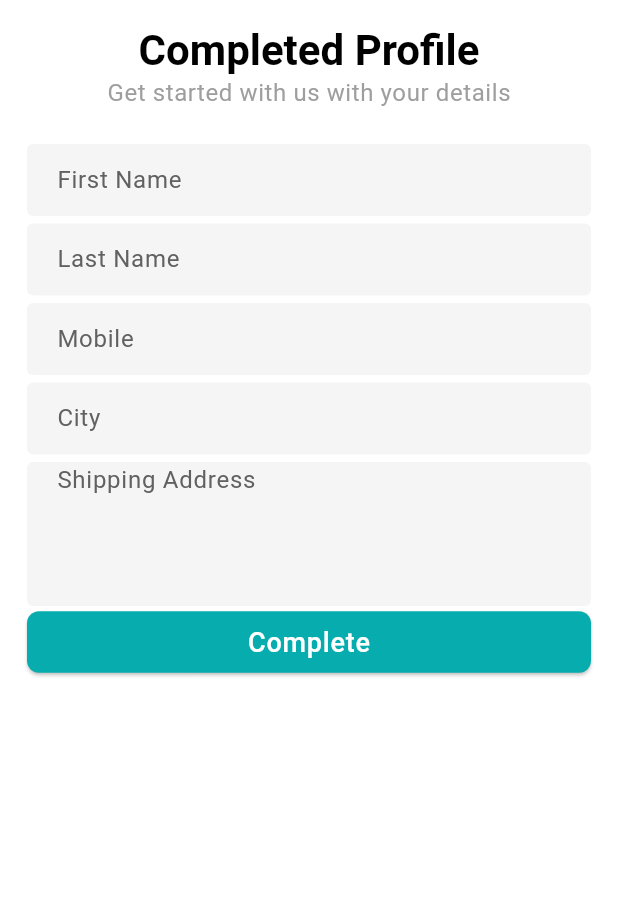
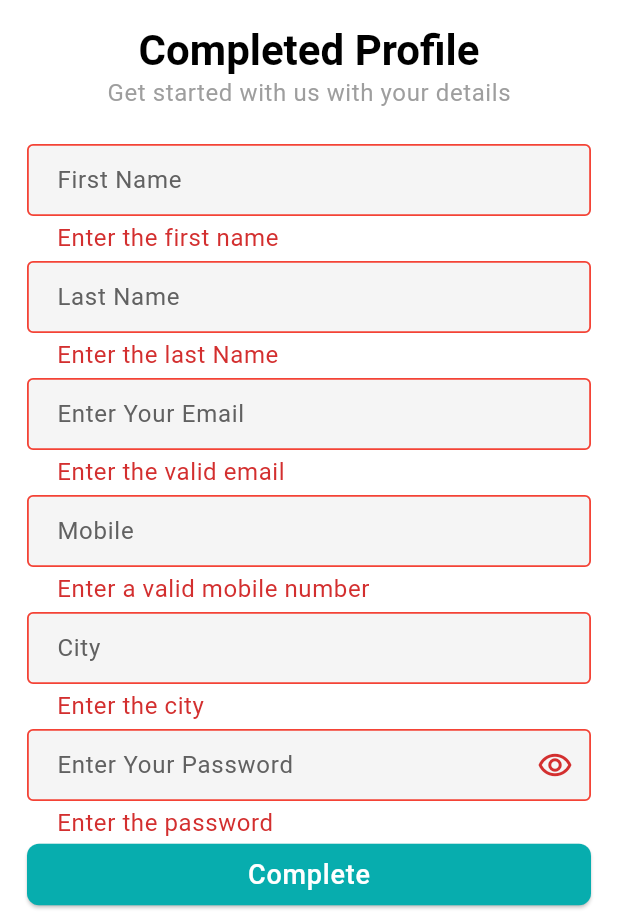
Before and after one commit to shorifulislamsiam/crafty_bay, a Flutter app: the SignUpScreen screen opened directly, after a tap on "Complete", on a phone screen of 412 x 824 dp, the part 312-1236 px from its top. Run offline on Flutter 3.47's test engine with Material 3 defaults, Android fonts, the phone set to English and light mode, and no system bars; our stand-ins replace carousel_slider, email_validator, firebase_core, firebase_crashlytics, flutter_svg, get and 3 more; accounts and stored records are empty.

Commit message:
otp,signin

```diff
--- a/lib/app/app_routes.dart
+++ b/lib/app/app_routes.dart
@@ -1,6 +1,7 @@
 
 import 'package:crafty_bay/features/auth/ui/screen/login_screen.dart';
 import 'package:crafty_bay/features/auth/ui/screen/sign_up_screen.dart';
+import 'package:crafty_bay/features/auth/ui/screen/verify_otp_screen.dart';
 import 'package:crafty_bay/features/common/ui/screens/main_bottom_nav_screen.dart';
 import 'package:crafty_bay/features/product/ui/product_list_screen.dart';
 import 'package:crafty_bay/features/product/ui/products_details_screen.dart';
@@ -31,6 +32,9 @@ class AppRoutes{
       screenWidget = ReviewsScreen();
     }else if(settings.name == CreateReviewsScreen.name){
       screenWidget = CreateReviewsScreen();
+    }else if(settings.name == VerifyOtpScreen.name){
+      final String email= settings.arguments as String;
+      screenWidget = VerifyOtpScreen(email: email);
     }
 
 
--- a/lib/app/controller_binder.dart
+++ b/lib/app/controller_binder.dart
@@ -1,10 +1,37 @@
+import 'package:crafty_bay/core/service/network/network_clients.dart';
+import 'package:crafty_bay/features/auth/ui/controllers/sign_up_controller.dart';
+import 'package:crafty_bay/features/auth/ui/controllers/verify_otp_controller.dart';
+import 'package:crafty_bay/features/common/controllers/auth_controller.dart';
 import 'package:crafty_bay/features/common/ui/controllers/main_bottom_nav_controller.dart';
 import 'package:get/get.dart';
 
-class ControllerBinder extends Bindings{
+class ControllerBinder extends Bindings {
   @override
   void dependencies() {
     Get.put(MainBottomNavControllers());
+    Get.put(
+      NetworkClients(
+        commonHeaders: _commonHeaders,
+        onUnAuthorize: _unAuthorize,
+      ),
+    );
+    Get.put(SignUpController());
+    Get.put(VerifyOTPController());
+    Get.put(AuthController());
   }
 
+  final Map<String, String> _commonHeaders = {
+    "content-type": "application/json",
+    "token": "",
+  };
+  void _unAuthorize() {
+    //TODO: Logout from app and re-login
+  }
+
+  //when get error of return common headers function return error, try with it
+  // Map<String, String> _commonHeader(){
+  //   return{
+  //
+  //   };
+  // }
 }
--- a/lib/app/urls.dart
+++ b/lib/app/urls.dart
@@ -0,0 +1,5 @@
+class Urls{
+  static final String _baseUrl = "https://ecom-rs8e.onrender.com/api";
+  static final String signUpUrl = "$_baseUrl/auth/signup";
+  static final String verifyOtpUrl = "$_baseUrl/auth/verify-otp";
+}
--- a/lib/core/service/network/network_clients.dart
+++ b/lib/core/service/network/network_clients.dart
@@ -242,7 +242,8 @@ class NetworkClients {
   void _logResponse(Response response) {
     final String message = """
     URL->${response.request?.url}
-    HEADERS->${response.headers}
+    STATUS CODE->${response.statusCode}
+    HEADERS->${response.request?.headers}
     BODY->${response.body}
     """;
     _logger.i(message);
--- a/lib/core/ui/widget/center_circular_progress_indicator.dart
+++ b/lib/core/ui/widget/center_circular_progress_indicator.dart
@@ -0,0 +1,5 @@
+import 'package:flutter/material.dart';
+
+Center centerCircularProgressIndicator() {
+  return Center(child: CircularProgressIndicator());
+}
--- a/lib/features/auth/data/model/sign_up_request_model.dart
+++ b/lib/features/auth/data/model/sign_up_request_model.dart
@@ -0,0 +1,40 @@
+import 'package:get/get.dart';
+
+class SignUpRequestModel {
+  final String firstName;
+  final String lastName;
+  final String email;
+  final String password;
+  final String phone;
+  final String city;
+
+  SignUpRequestModel({
+    required this.firstName,
+    required this.lastName,
+    required this.email,
+    required this.password,
+    required this.phone,
+    required this.city,
+  });
+
+  factory SignUpRequestModel.fromJson(Map<String,dynamic>jsonData){
+    return SignUpRequestModel(
+        firstName: jsonData["first_name"],
+        lastName: jsonData["last_name"],
+        email: jsonData["email"],
+        password: jsonData["password"],
+        phone: jsonData["phone"],
+        city: jsonData["city"]
+    );
+  }
+  Map<String,dynamic> toJson(){
+    return {
+      "first_name": firstName,
+      "last_name": lastName,
+      "email": email,
+      "password": password,
+      "phone": phone,
+      "city": city,
+    };
+  }
+}
--- a/lib/features/auth/data/model/verify_otp_model.dart
+++ b/lib/features/auth/data/model/verify_otp_model.dart
@@ -0,0 +1,12 @@
+class VerifyOTPModel{
+  final String email;
+  final String otpCode;
+
+  VerifyOTPModel({required this.email, required this.otpCode});
+  Map<String,dynamic> toJson(){
+    return {
+      "email": email,
+      "otp": otpCode,
+    };
+  }
+}
--- a/lib/features/auth/ui/controllers/sign_up_controller.dart
+++ b/lib/features/auth/ui/controllers/sign_up_controller.dart
@@ -0,0 +1,35 @@
+import 'package:crafty_bay/app/urls.dart';
+import 'package:crafty_bay/core/service/network/network_clients.dart';
+import 'package:crafty_bay/features/auth/data/model/sign_up_request_model.dart';
+import 'package:get/get.dart';
+
+class SignUpController extends GetxController {
+  bool _inProgress = false;
+  bool get inProgress => _inProgress;
+
+  String? _errorMessage;
+  String? get errorMessage => _errorMessage;
+
+  late String _message;
+  String get message => _message;
+
+  Future<bool> signUp(SignUpRequestModel signUpRequestModel) async {
+    bool isSuccess = false;
+    _inProgress = false;
+    update();
+    final NetworkResponse response = await Get.find<NetworkClients>().postRequest(
+      Urls.signUpUrl,
+      body: signUpRequestModel.toJson(),
+    );
+    if (response.isSuccess) {
+      _message = response.responseData!["msg"];
+      isSuccess = true;
+      _errorMessage = null;
+    } else {
+      _errorMessage = response.errorMessage!;
+    }
+    _inProgress = false;
+    update();
+    return isSuccess;
+  }
+}
--- a/lib/features/auth/ui/screen/login_screen.dart
+++ b/lib/features/auth/ui/screen/login_screen.dart
@@ -104,6 +104,12 @@ class _LoginScreenState extends State<LoginScreen> {
     if(_formKey.currentState!.validate()){
       Navigator.pushNamed(context, SignUpScreen.name);
     }
+  }
 
+  @override
+  void dispose() {
+    _emailController.dispose();
+    _passwordController.dispose();
+    super.dispose();
   }
 }
--- a/lib/features/auth/ui/screen/sign_up_screen.dart
+++ b/lib/features/auth/ui/screen/sign_up_screen.dart
@@ -1,6 +1,12 @@
-import 'package:crafty_bay/features/auth/ui/screen/login_screen.dart';
+import 'package:crafty_bay/core/ui/widget/center_circular_progress_indicator.dart';
+import 'package:crafty_bay/core/ui/widget/show_snack_bar_message.dart';
+import 'package:crafty_bay/features/auth/data/model/sign_up_request_model.dart';
+import 'package:crafty_bay/features/auth/ui/controllers/sign_up_controller.dart';
+import 'package:crafty_bay/features/auth/ui/screen/verify_otp_screen.dart';
 import 'package:crafty_bay/features/auth/ui/widgets/app_logo.dart';
+import 'package:email_validator/email_validator.dart';
 import 'package:flutter/material.dart';
+import 'package:get/get.dart';
 
 class SignUpScreen extends StatefulWidget {
   const SignUpScreen({super.key});
@@ -10,12 +16,17 @@ class SignUpScreen extends StatefulWidget {
 }
 
 class _SignUpScreenState extends State<SignUpScreen> {
-  final  TextEditingController _firstNameController = TextEditingController();
-  final  TextEditingController _lastNameController = TextEditingController();
-  final  TextEditingController _mobileController = TextEditingController();
-  final  TextEditingController _cityController = TextEditingController();
-  final  TextEditingController _shippingAddressController = TextEditingController();
+  final TextEditingController _firstNameController = TextEditingController();
+  final TextEditingController _lastNameController = TextEditingController();
+  final TextEditingController _emailController = TextEditingController();
+  final TextEditingController _mobileController = TextEditingController();
+  final TextEditingController _cityController = TextEditingController();
+  final TextEditingController _shippingAddressController =
+      TextEditingController();
+  final TextEditingController _passwordController = TextEditingController();
   final GlobalKey<FormState> _formKey = GlobalKey<FormState>();
+  final SignUpController _signUpController = Get.find<SignUpController>();
+  bool _isObsecure = false;
   @override
   Widget build(BuildContext context) {
     TextTheme _textTheme = Theme.of(context).textTheme;
@@ -28,15 +39,15 @@ class _SignUpScreenState extends State<SignUpScreen> {
           child: Center(
             child: Column(
               children: [
-                SizedBox(height: 100),
+                const SizedBox(height: 100),
                 appLogo(height: 90, width: 90),
-                SizedBox(height: 16),
+                const SizedBox(height: 16),
                 Text("Completed Profile", style: _textTheme.headlineLarge),
                 Text(
                   "Get started with us with your details",
                   style: _textTheme.bodySmall?.copyWith(color: Colors.grey),
                 ),
-                SizedBox(height: 24),
+                const SizedBox(height: 24),
                 Form(
                   key: _formKey,
                   autovalidateMode: AutovalidateMode.onUserInteraction,
@@ -47,79 +58,140 @@ class _SignUpScreenState extends State<SignUpScreen> {
                         textInputAction: TextInputAction.next,
                         keyboardType: TextInputType.name,
                         decoration: InputDecoration(labelText: "First Name"),
-                        validator: (String? value){
-                          if(value?.trim().isEmpty == true){
+                        validator: (String? value) {
+                          if (value?.trim().isEmpty == true) {
                             return "Enter the first name";
-                          }else{
+                          } else {
                             return null;
                           }
                         },
                       ),
-                      SizedBox(height: 5,),
+                      const SizedBox(height: 5),
                       TextFormField(
                         controller: _lastNameController,
                         textInputAction: TextInputAction.next,
                         keyboardType: TextInputType.name,
                         decoration: InputDecoration(labelText: "Last Name"),
-                        validator: (String? value){
-                          if(value?.trim().isEmpty == true){
+                        validator: (String? value) {
+                          if (value?.trim().isEmpty == true) {
                             return "Enter the last Name";
-                          }else{
+                          } else {
                             return null;
                           }
                         },
                       ),
-                      SizedBox(height: 5,),
+                      const SizedBox(height: 5),
+                      TextFormField(
+                        textInputAction: TextInputAction.next,
+                        keyboardType: TextInputType.emailAddress,
+                        controller: _emailController,
+                        decoration: InputDecoration(
+                          labelText: "Enter Your Email",
+                        ),
+                        validator: (String? value) {
+                          String email = value?.trim() ?? "";
+                          if (EmailValidator.validate(email) == false) {
+                            return "Enter the valid email";
+                          } else {
+                            return null;
+                          }
+                        },
+                      ),
+                      const SizedBox(height: 5),
                       TextFormField(
                         controller: _mobileController,
                         textInputAction: TextInputAction.next,
                         keyboardType: TextInputType.name,
                         decoration: InputDecoration(labelText: "Mobile"),
-                        validator: (String? value){
-                          RegExp regEx= RegExp(r"^(?:\+88|88)?(01[3-9]\d{8})$");
-                          if((regEx.hasMatch(value!.trim()))){
+                        validator: (String? value) {
+                          RegExp regEx = RegExp(
+                            r"^(?:\+88|88)?(01[3-9]\d{8})$",
+                          );
+                          if ((regEx.hasMatch(value!.trim()))) {
                             return null;
-                          }else{
+                          } else {
                             return "Enter a valid mobile number";
                           }
                         },
                       ),
-                      SizedBox(height: 5,),
+                      const SizedBox(height: 5),
                       TextFormField(
                         controller: _cityController,
                         textInputAction: TextInputAction.next,
                         keyboardType: TextInputType.name,
                         decoration: InputDecoration(labelText: "City"),
-                        validator: (String? value){
-                          if(value?.trim().isEmpty == true){
+                        validator: (String? value) {
+                          if (value?.trim().isEmpty == true) {
                             return "Enter the city";
-                          }else{
+                          } else {
                             return null;
                           }
                         },
                       ),
-                      SizedBox(height: 5,),
+                      const SizedBox(height: 5),
+                      // TextFormField(
+                      //   controller: _shippingAddressController,
+                      //   textInputAction: TextInputAction.done,
+                      //   keyboardType: TextInputType.streetAddress,
+                      //   maxLines: 4,
+                      //   decoration: InputDecoration(
+                      //     labelText: "Shipping Address",
+                      //     //contentPadding: EdgeInsets.only(left: 16,top: 10),
+                      //     alignLabelWithHint: true,
+                      //   ),
+                      //   validator: (String? value) {
+                      //     if (value?.trim().isEmpty == true) {
+                      //       return "Enter the shipping Address";
+                      //     } else {
+                      //       return null;
+                      //     }
+                      //   },
+                      // ),
+                      // const SizedBox(height: 5),
                       TextFormField(
-                        controller: _shippingAddressController,
                         textInputAction: TextInputAction.done,
-                        keyboardType: TextInputType.streetAddress,
-                        maxLines: 4,
-                        decoration: InputDecoration(labelText: "Shipping Address",
-                        //contentPadding: EdgeInsets.only(left: 16,top: 10),
-                        alignLabelWithHint: true),
-                        validator: (String? value){
-                          if(value?.trim().isEmpty == true){
-                            return "Enter the shipping Address";
-                          }else{
+                        keyboardType: TextInputType.emailAddress,
+                        controller: _passwordController,
+                        decoration: InputDecoration(
+                          labelText: "Enter Your Password",
+                          suffixIcon: IconButton(
+                            onPressed: () {
+                              _isObsecure = !_isObsecure;
+                              setState(() {});
+                            },
+                            icon:
+                                _isObsecure
+                                    ? Icon(Icons.remove_red_eye)
+                                    : Icon(Icons.remove_red_eye_outlined),
+                          ),
+                        ),
+                        validator: (value) {
+                          if ((value?.isNotEmpty == false) ||
+                              (value!.length <= 6)) {
+                            return "Enter the password";
+                          } else {
                             return null;
                           }
                         },
+
+                        obscureText: _isObsecure,
                       ),
-
                     ],
                   ),
                 ),
-                ElevatedButton(onPressed: (){}, child: Text("Complete"))
+                GetBuilder<SignUpController>(
+                  //init: _signUpController,
+                  builder: (_) {
+                    return Visibility(
+                      visible: _signUpController.inProgress == false,
+                      replacement: centerCircularProgressIndicator(),
+                      child: ElevatedButton(
+                        onPressed: _completeButton,
+                        child: Text("Complete"),
+                      ),
+                    );
+                  },
+                ),
               ],
             ),
           ),
@@ -127,9 +199,39 @@ class _SignUpScreenState extends State<SignUpScreen> {
       ),
     );
   }
-  void _completeButton(){
-    if(_formKey.currentState!.validate()){
-      Navigator.pushNamed(context, LoginScreen.name);
+
+  void _completeButton() async {
+    if (_formKey.currentState!.validate()) {
+      final SignUpRequestModel model = SignUpRequestModel(
+        firstName: _firstNameController.text.trim(),
+        lastName: _lastNameController.text.trim(),
+        email: _emailController.text.trim(),
+        password: _passwordController.text,
+        phone: _mobileController.text.trim(),
+        city: _cityController.text.trim(),
+      );
+      final bool isSuccess = await _signUpController.signUp(model);
+      if (isSuccess) {
+        showSnackBarMessage(context, _signUpController.message);
+        Navigator.pushNamed(
+          context,
+          VerifyOtpScreen.name,
+          arguments: _emailController.text.trim(),
+        );
+      } else {
+        showSnackBarMessage(context, _signUpController.errorMessage!, true);
+      }
     }
   }
+
+  @override
+  void dispose() {
+    _firstNameController.dispose();
+    _lastNameController.dispose();
+    _emailController.dispose();
+    _mobileController.dispose();
+    _cityController.dispose();
+    _shippingAddressController.dispose();
+    super.dispose();
+  }
 }
--- a/lib/features/auth/ui/screen/splash_screen.dart
+++ b/lib/features/auth/ui/screen/splash_screen.dart
@@ -1,4 +1,5 @@
 import 'package:crafty_bay/features/auth/ui/screen/login_screen.dart';
+import 'package:crafty_bay/features/auth/ui/screen/sign_up_screen.dart';
 import 'package:crafty_bay/features/auth/ui/widgets/app_logo.dart';
 import 'package:crafty_bay/features/common/ui/screens/main_bottom_nav_screen.dart';
 import 'package:crafty_bay/features/home/ui/screen/home_screen.dart';
@@ -22,7 +23,7 @@ class _SplashScreenState extends State<SplashScreen> {
 
   Future<void> _moveToHomeScreen ()async{
     await Future.delayed(Duration(seconds: 3));
-    Navigator.pushReplacementNamed(context, MainBottomNavScreen.name);
+    Navigator.pushReplacementNamed(context, SignUpScreen.name);
   }
   @override
   Widget build(BuildContext context) {
--- a/lib/features/common/controllers/auth_controller.dart
+++ b/lib/features/common/controllers/auth_controller.dart
@@ -25,7 +25,7 @@ class AuthController extends GetxController{
     String? tokenData = sharedPreferences.getString(_tokenKey);
     String? userData = sharedPreferences.getString(_userDataKey);
     if( userData != null){
-      userModel = jsonDecode(userData);
+      userModel = UserModel.fromJson(jsonDecode(userData));
       accessToken = tokenData;
     }
   }
--- a/lib/features/common/models/user_model.dart
+++ b/lib/features/common/models/user_model.dart
@@ -17,11 +17,11 @@ class UserModel {
     required this.avatarUrl,
   });
 
-  factory UserModel.toJson(Map<String, dynamic> jsonData) {
+  factory UserModel.fromJson(Map<String, dynamic> jsonData) {
     return UserModel(
       id: jsonData["_id"] ?? "",
-      firstName: jsonData["first_Name"] ?? "",
-      lastName: jsonData["last_Name"] ?? "",
+      firstName: jsonData["first_name"] ?? "",
+      lastName: jsonData["last_name"] ?? "",
       email: jsonData["email"] ?? "",
       phone: jsonData["phone"] ?? "",
       city: jsonData["city"] ?? "",
@@ -29,6 +29,14 @@ class UserModel {
     );
   }
   Map<String, dynamic> toJson(){
-    return {};
+    return {
+      "_id": id,
+      "first_name": firstName,
+      "last_name": lastName,
+      "email": email,
+      "phone": phone,
+      "city": city,
+      "avatarUrl": avatarUrl,
+    };
   }
 }
--- a/pubspec.yaml
+++ b/pubspec.yaml
@@ -43,6 +43,7 @@ dependencies:
   logger: ^2.6.0
   http: ^1.4.0
   shared_preferences: ^2.5.3
+  pin_code_fields: ^8.0.1
 
 dev_dependencies:
   flutter_test:
```
Also changed, not shown: lib/core/ui/widget/show_snack_bar_message.dart (+17 -0 lines), lib/features/auth/ui/controllers/verify_otp_controller.dart (+38 -0 lines), lib/features/auth/ui/screen/verify_otp_screen.dart (+113 -0 lines), pubspec.lock, 1 other file.
